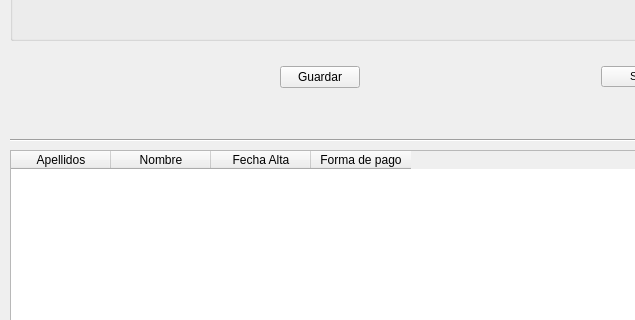
First picture: the form in window.ui, repository RadicalKill/fernandezserra, before the edit; both pictures show x 0 to 635 and y 339 to 659 of the 975 by 787 pixel window.
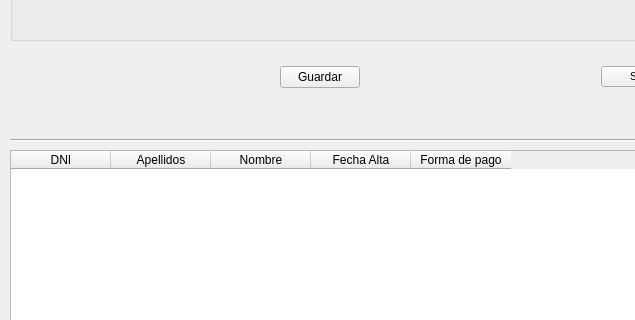
Second picture: the form after the edit. Icons and pictures are not drawn.

What changed in the file:
```diff
--- a/window.ui
+++ b/window.ui
@@ -582,6 +582,11 @@
     <property name="alternatingRowColors">
      <bool>true</bool>
     </property>
+    <column>
+     <property name="text">
+      <string>DNI</string>
+     </property>
+    </column>
     <column>
      <property name="text">
       <string>Apellidos</string>
```
Left out of the diff: 6 changed lines with no effect on the pictures.
